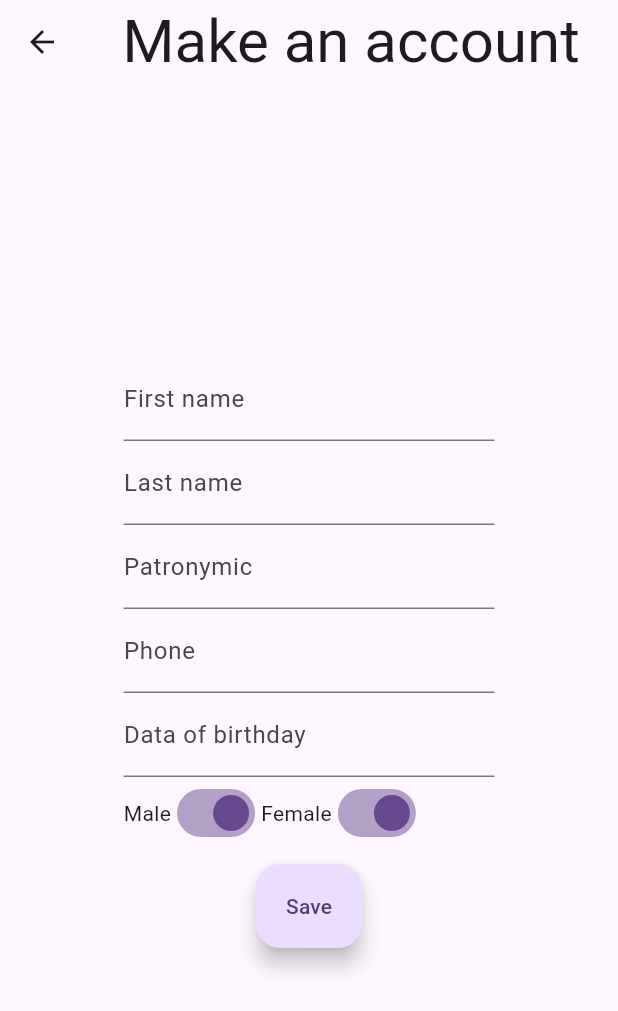
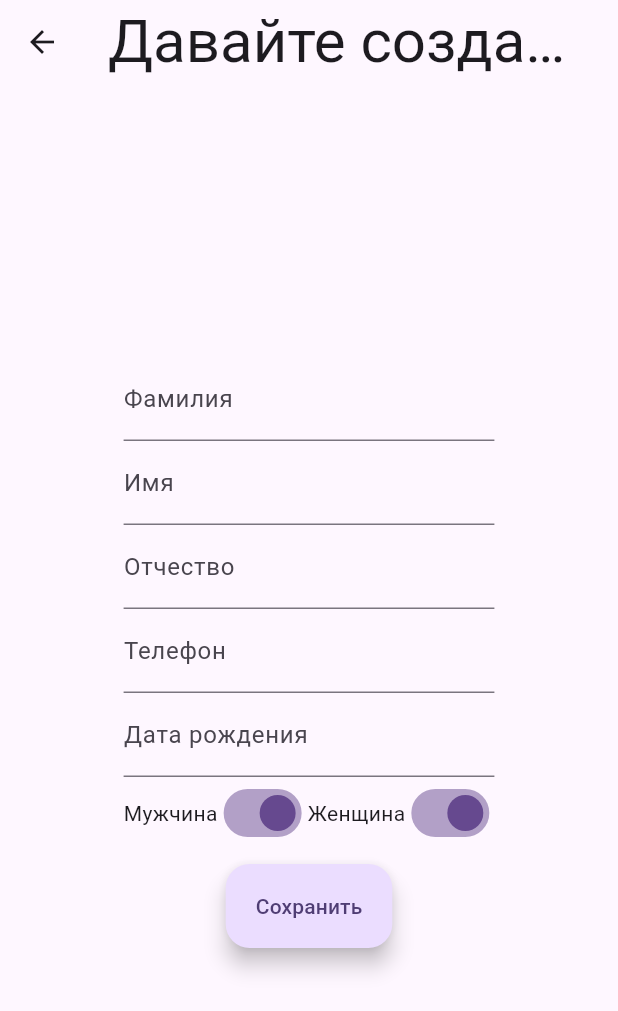
Before and after one commit to Pavel-Stefashin/CatalogOfCars, a Flutter app: the Authorization screen opened directly, on a phone screen of 412 x 824 dp. Shown: the top 1011 px of the screen. Run offline on Flutter 3.47's test engine with Material 3 defaults, Android fonts, the phone set to English and light mode, and no system bars.

```diff
--- a/lib/items/objects.dart
+++ b/lib/items/objects.dart
@@ -67,13 +67,14 @@ class ProductButton extends StatelessWidget {
   String Name;
   String Photo;
   String Description;
+  String Price;
 
-  ProductButton(this.Name, this.Photo, this.Description);
+  ProductButton(this.Name, this.Photo, this.Description, this.Price);
 
   @override
   Widget build(BuildContext context) {
     return TextButton(onPressed: (){
-        Navigator.push(context, MaterialPageRoute(builder: (context) => ProdactCard(this.Name, this.Photo, this.Description)));},
+        Navigator.push(context, MaterialPageRoute(builder: (context) => ProdactCard(this.Name, this.Photo, this.Description, this.Price)));},
           child: Image.network(Photo));
   }
 }
--- /dev/null
+++ b/lib/push_git.txt
@@ -0,0 +1 @@
+get remote set-url origin https://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@github.com/Pavel-Stefashin/Catalg
--- a/lib/screan/authorization.dart
+++ b/lib/screan/authorization.dart
@@ -9,7 +9,7 @@ class Authorization extends StatelessWidget {
   Widget build(BuildContext context) {
     return Scaffold(
       appBar: AppBar(title: Center(
-          child: Text('Make an account',
+          child: Text('Давайте создадим аккаунт',
               style: TextStyle(fontSize: 40)
           )
       )
@@ -21,22 +21,22 @@ class Authorization extends StatelessWidget {
           child: Column(
             mainAxisAlignment: MainAxisAlignment.center,
             children: <Widget>[
-              MyTextField('First name'),
-              MyTextField('Last name'),
-              MyTextField('Patronymic'),
-              MyTextField('Phone'),
-              MyTextField('Data of birthday'),
+              MyTextField('Фамилия'),
+              MyTextField('Имя'),
+              MyTextField('Отчество'),
+              MyTextField('Телефон'),
+              MyTextField('Дата рождения'),
               Row(children: [
-                Text('Male'),
+                Text('Мужчина'),
                 SwitchField(),
-                Text('Female'),
+                Text('Женщина'),
                 SwitchField(),
               ],),
               Container(
                   padding: EdgeInsets.all(10),
                 child: FloatingActionButton.extended(onPressed: (){
                   Navigator.pop(context);},
-                  label: Text("Save"),
+                  label: Text("Сохранить"),
                 ),
               ),
             ],
```
Also changed, not shown: lib/screan/Catalogs/products.dart (+44 -44 lines), lib/screan/login.dart (+11 -11 lines), lib/screan/productScr.dart (+5 -2 lines).
